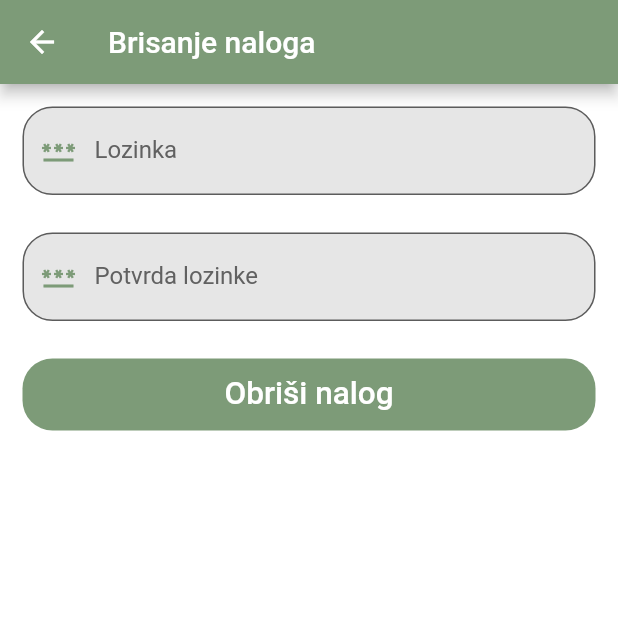
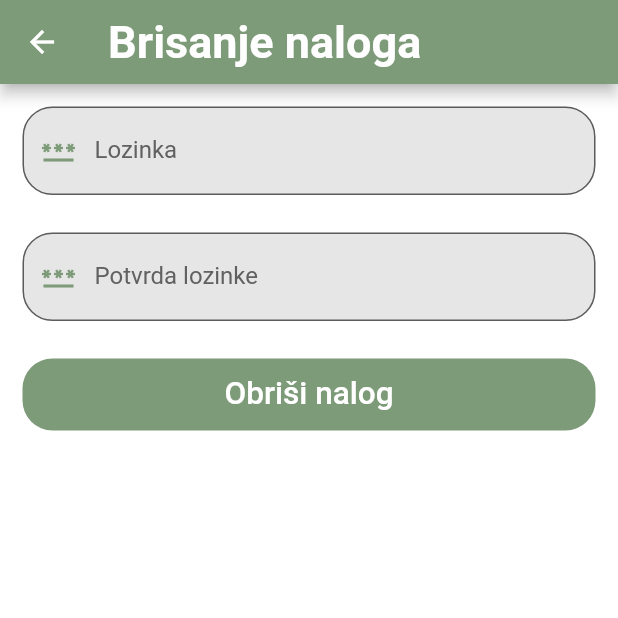
Before and after one commit to Skobic/MobilnaApp, a Flutter app: the BrisanjeNaloga screen opened directly, on a phone screen of 412 x 824 dp, the top half of it. Run offline on Flutter 3.47's test engine with Material 2 defaults, Android fonts, the phone set to English and light mode, and no system bars; our stand-ins replace dio, google_fonts, shared_preferences, timeline_tile; missing offline and left inert: dart:ffi, qr_code_scanner; accounts and stored records are empty; Roboto replaces fonts that are missing (Ubuntu).

Commit message:
izmejene ip adrese

```diff
--- a/testapp/lib/BrisanjeNaloga.dart
+++ b/testapp/lib/BrisanjeNaloga.dart
@@ -1,6 +1,7 @@
 // ignore_for_file: file_names
 
 import 'package:flutter/material.dart';
+import 'package:google_fonts/google_fonts.dart';
 import 'package:shared_preferences/shared_preferences.dart';
 import 'package:testapp/Login.dart';
 import 'package:testapp/api/brisanje_naloga_service.dart';
@@ -29,7 +30,14 @@ class _BrisanjeNalogaState extends State<BrisanjeNaloga> {
   Widget build(BuildContext context) {
     return Scaffold(
       appBar: AppBar(
-          title: const Text('Brisanje naloga'), backgroundColor: scaffoldBoja),
+          title: Text('Brisanje naloga',
+              style: GoogleFonts.ubuntu(
+                  textStyle: const TextStyle(
+                color: Color.fromARGB(255, 254, 254, 254),
+                fontWeight: FontWeight.bold,
+                fontSize: 30,
+              ))),
+          backgroundColor: scaffoldBoja),
       body: Container(
         decoration: const BoxDecoration(
           color: Colors.white,
--- a/testapp/lib/Login.dart
+++ b/testapp/lib/Login.dart
@@ -150,7 +150,7 @@ class _LoginDemoState extends State<LoginDemo> {
                       } else {
                         try {
                           Response odgovor = await dioCL.post(
-                              'https://10.0.2.2:8443/api/v1/prijava/',
+                              'https://192.168.0.150:8443/api/v1/prijava/',
                               data: {
                                 "korisnickoIme": korisnickoImeController.text,
                                 "lozinka": lozinkaController.text
--- a/testapp/lib/pages/pregled_individualne_sale.dart
+++ b/testapp/lib/pages/pregled_individualne_sale.dart
@@ -361,7 +361,7 @@ class _IndSalaViewState extends State<IndSalaView> {
 
   Future<Uint8List> dohvatiSliku() async {
     http.Response odgovor = await http.get(Uri.parse(
-        'https://10.0.2.2:8443/api/v1/individualne-sale/${widget.individualnaSalaData.id}/slika/'));
+        'https://192.168.0.150:8443/api/v1/individualne-sale/${widget.individualnaSalaData.id}/slika/'));
     if (odgovor.statusCode == 200) {
       return odgovor.bodyBytes;
     } else {
--- a/testapp/lib/pages/reset_lozinke_page.dart
+++ b/testapp/lib/pages/reset_lozinke_page.dart
@@ -194,7 +194,7 @@ class _ResetLozinkePageState extends State<ResetLozinkePage> {
 
                   try {
                     Response? odgovor = await dioCl.post(
-                        'https://10.0.2.2:8443/api/v1/zaboravljena-lozinka-promjena/',
+                        'https://192.168.0.150:8443/api/v1/zaboravljena-lozinka-promjena/',
                         data: resetInfo.toJson());
 
                     if (odgovor.statusCode != null) {
--- a/testapp/lib/widgets/citaonica_card.dart
+++ b/testapp/lib/widgets/citaonica_card.dart
@@ -61,7 +61,7 @@ class CitaonicaCard extends StatelessWidget {
                         ),
                         image: DecorationImage(
                             image: NetworkImage(
-                                'https://10.0.2.2:8443/api/v1/citaonice/${citaonicaData.id}/slika/'),
+                                'https://192.168.0.150:8443/api/v1/citaonice/${citaonicaData.id}/slika/'),
                             fit: BoxFit.fitWidth),
                       ),
                     ),
--- a/testapp/lib/widgets/grupna_rezervacija_card.dart
+++ b/testapp/lib/widgets/grupna_rezervacija_card.dart
@@ -337,7 +337,7 @@ class GrupnaRezervacijaKorisnikaCard extends StatelessWidget {
                               ],
                             ));
                   }
-                  if (potvrdjena) {
+                  if (potvrdjena && !otkazana) {
                     showDialog(
                         context: context,
                         builder: (BuildContext context) => AlertDialog(
--- a/testapp/lib/widgets/individualna_rezervacija_card.dart
+++ b/testapp/lib/widgets/individualna_rezervacija_card.dart
@@ -339,7 +339,7 @@ class IndividualnaRezervacijaKorisnikaCard extends StatelessWidget {
                               ],
                             ));
                   }
-                  if (potvrdjena) {
+                  if (potvrdjena && !otkazana) {
                     showDialog(
                         context: context,
                         builder: (BuildContext context) => AlertDialog(
```
Also changed, not shown: testapp/lib/InfoPC.dart (+8 -1 lines), testapp/lib/PromjenaLozinke.dart (+8 -1 lines), testapp/lib/Uputstvo.dart (+8 -1 lines).
